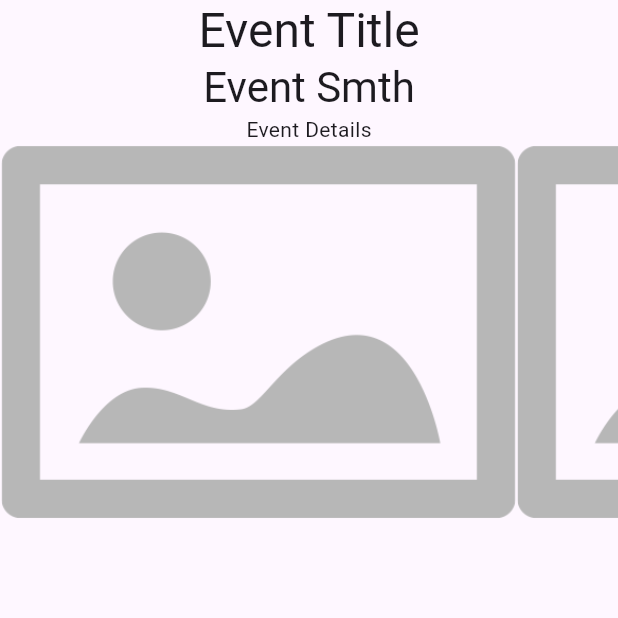
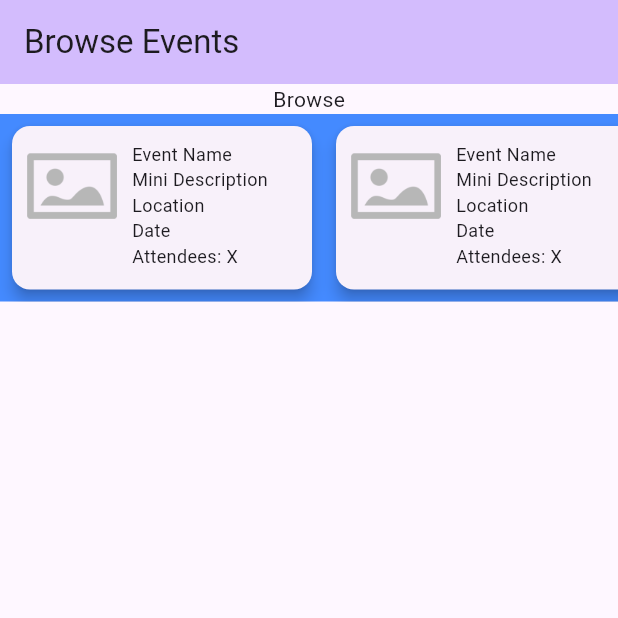
Before and after one commit to Sara-Hesham-Mohammed/The-Coterie-Flutter, a Flutter app: the screen it shows after launch, on a phone screen of 412 x 824 dp, the top half of it. Run offline on Flutter 3.47's test engine with Material 3 defaults, Android fonts, the phone set to English and light mode, and no system bars.

Commit message:
event card

```diff
--- a/the_coterie/lib/features/presentation/pages/browse_page.dart
+++ b/the_coterie/lib/features/presentation/pages/browse_page.dart
@@ -0,0 +1,43 @@
+import 'package:flutter/material.dart';
+import 'package:the_coterie/features/presentation/widgets/event_card.dart';
+
+class BrowseSection extends StatelessWidget {
+  const BrowseSection({super.key});
+
+  @override
+  Widget build(BuildContext context) {
+    return Scaffold(
+      appBar: AppBar(
+        backgroundColor: Theme.of(context).colorScheme.inversePrimary,
+        title: Text("Browse Events"),
+      ),
+      body: SubSection(),
+    );
+  }
+}
+
+class SubSection extends StatelessWidget {
+  const SubSection({super.key});
+
+  @override
+  Widget build(BuildContext context) {
+    return Column(
+      children: [
+        Text("Browse"),
+        Container(
+            height: 125,
+            color: Colors.blueAccent,
+            child: ListView(
+              scrollDirection: Axis.horizontal,
+              children: [
+                EventCard(),
+                EventCard(),
+                EventCard(),
+                EventCard(),
+              ],
+            ),
+          ),
+      ],
+    );
+  }
+}
--- /dev/null
+++ b/the_coterie/lib/features/presentation/widgets/event_card.dart
@@ -0,0 +1,41 @@
+import 'package:flutter/material.dart';
+
+class EventCard extends StatelessWidget {
+  const EventCard({super.key});
+
+  @override
+  Widget build(BuildContext context) {
+    const eventNameStyle = TextStyle(fontSize: 12);
+
+    return Card(
+      margin: const EdgeInsets.all(8), // Spacing between cards
+      elevation: 4, // Adds a shadow effect
+      child: SizedBox(
+        width: 200, // Set width so cards appear side by side
+        height: 100,
+        child: Padding(
+          padding: const EdgeInsets.all(10), // Space inside the card
+          child: Row(
+            crossAxisAlignment: CrossAxisAlignment.start,
+            children: [
+              Image.asset('assets/placeholder.png',
+                  width: 60, height: 60), // Image on the left
+              const SizedBox(width: 10), // Spacing between image & text
+              Column(
+                crossAxisAlignment: CrossAxisAlignment.start,
+                mainAxisSize: MainAxisSize.min, // Prevent unnecessary space
+                children: [
+                  const Text("Event Name", style: eventNameStyle),
+                  const Text("Mini Description", style: eventNameStyle),
+                  const Text("Location", style: eventNameStyle),
+                  const Text("Date", style: eventNameStyle),
+                  const Text("Attendees: X", style: eventNameStyle),
+                ],
+              ),
+            ],
+          ),
+        ),
+      ),
+    );
+  }
+}
--- a/the_coterie/lib/main.dart
+++ b/the_coterie/lib/main.dart
@@ -1,5 +1,7 @@
 import 'package:flutter/material.dart';
 import 'package:the_coterie/features/presentation/pages/event_page.dart';
+import 'package:the_coterie/features/presentation/pages/landing_page.dart';
+import 'package:the_coterie/features/presentation/pages/browse_page.dart';
 
 
 void main() {
@@ -18,7 +20,7 @@ class MyApp extends StatelessWidget {
         colorScheme: ColorScheme.fromSeed(seedColor: Colors.deepPurple),
         useMaterial3: true,
       ),
-      home: const EventPage(),
+      home: const BrowseSection(),
     );
   }
 }
```
